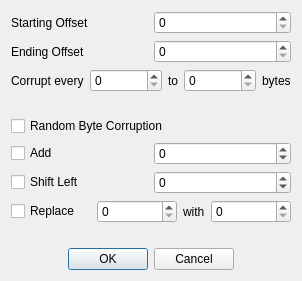
This is Corruptor_Settings.ui in Coolcord/ROM_Poison as Qt 5 draws it before an edit. The edited form follows.
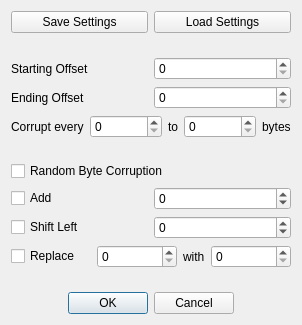
This is the edited form.

Commit message: Updated the UI's signals and slots

```diff
--- a/Corruptor_Settings.ui
+++ b/Corruptor_Settings.ui
@@ -7,7 +7,7 @@
     <x>0</x>
     <y>0</y>
     <width>302</width>
-    <height>281</height>
+    <height>325</height>
    </rect>
   </property>
   <property name="windowTitle">
@@ -15,11 +15,42 @@
   </property>
   <layout class="QVBoxLayout" name="verticalLayout_2">
    <item>
-    <layout class="QVBoxLayout" name="verticalLayout">
+    <layout class="QHBoxLayout" name="layoutSettings">
      <item>
-      <layout class="QHBoxLayout" name="horizontalLayout">
+      <widget class="QPushButton" name="btnSaveSettings">
+       <property name="text">
+        <string>Save Settings</string>
+       </property>
+      </widget>
+     </item>
+     <item>
+      <widget class="QPushButton" name="btnLoadSettings">
+       <property name="text">
+        <string>Load Settings</string>
+       </property>
+      </widget>
+     </item>
+    </layout>
+   </item>
+   <item>
+    <spacer name="verticalSpacer">
+     <property name="orientation">
+      <enum>Qt::Vertical</enum>
+     </property>
+     <property name="sizeHint" stdset="0">
+      <size>
+       <width>20</width>
+       <height>40</height>
+      </size>
+     </property>
+    </spacer>
+   </item>
+   <item>
+    <layout class="QVBoxLayout" name="layoutOffsets">
+     <item>
+      <layout class="QHBoxLayout" name="layoutStartingOffset">
        <item>
-        <widget class="QLabel" name="label">
+        <widget class="QLabel" name="lblStartingOffset">
          <property name="sizePolicy">
           <sizepolicy hsizetype="Preferred" vsizetype="Preferred">
            <horstretch>0</horstretch>
@@ -32,7 +63,7 @@
         </widget>
        </item>
        <item>
-        <widget class="QSpinBox" name="spinBox">
+        <widget class="QSpinBox" name="sbStartingOffset">
          <property name="maximum">
           <number>255</number>
          </property>
@@ -44,7 +75,7 @@
       </layout>
      </item>
      <item>
-      <layout class="QHBoxLayout" name="horizontalLayout_2">
+      <layout class="QHBoxLayout" name="layoutEndingOffset">
        <item>
         <widget class="QLabel" name="label_2">
          <property name="sizePolicy">
@@ -71,7 +102,7 @@
       </layout>
      </item>
      <item>
-      <layout class="QHBoxLayout" name="horizontalLayout_6">
+      <layout class="QHBoxLayout" name="layoutCorruptEvery">
        <item>
         <widget class="QLabel" name="label_7">
          <property name="sizePolicy">
@@ -279,7 +310,7 @@
     </layout>
    </item>
    <item>
-    <spacer name="verticalSpacer">
+    <spacer name="verticalSpacer_3">
      <property name="orientation">
       <enum>Qt::Vertical</enum>
      </property>
```
Left out of the diff: 42 changed lines with no effect on the pictures. The commit also changes 5 other files.
